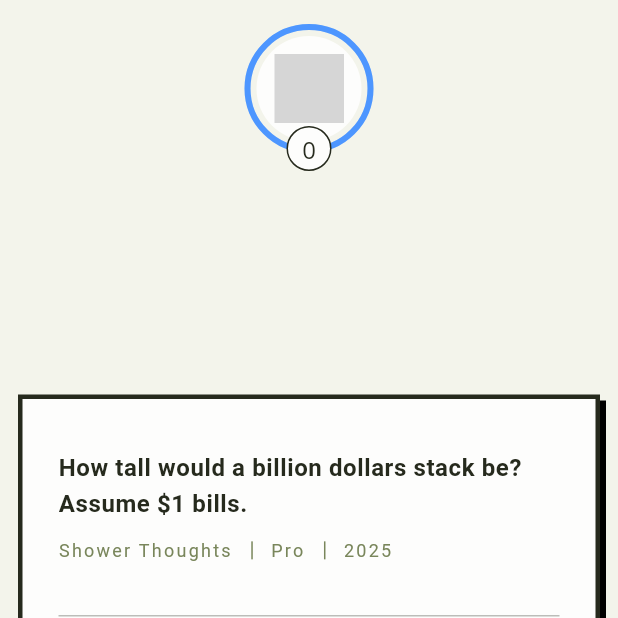
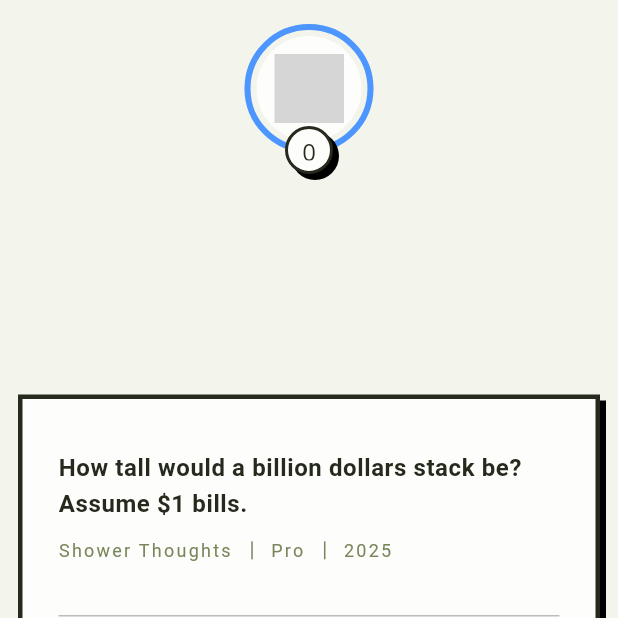
Before and after one commit to leverai/fermi-gen, a Flutter app: the OnboardingScreen screen opened by its route, on a phone screen of 412 x 824 dp, the top half of it. Run offline on Flutter 3.47's test engine with Material 3 defaults, Android fonts, the phone set to English and light mode, and no system bars; drawn by our look-alikes of dots_indicator; our stand-ins replace app_links, cloud_firestore, confetti, firebase_auth, firebase_core, flutter_svg and 7 more; missing offline and left inert: firebase_ui_auth, firebase_ui_oauth_google, tutorial_coach_mark; accounts and stored records are empty; Roboto replaces fonts that are missing (Ubuntu); statements that could not run were skipped; project files that could hold a hidden picture were left out; grey boxes are pictures that could not be loaded.

Commit message:
fixup(ff): tweeks

```diff
--- a/apps/fermi-frontend/lib/widgets/player_score.dart
+++ b/apps/fermi-frontend/lib/widgets/player_score.dart
@@ -242,7 +242,17 @@ class _PlayerScoreState extends State<PlayerScore> {
       decoration: BoxDecoration(
         color: widget.backgroundColor ?? appTheme.bgLight,
         borderRadius: BorderRadius.circular(100),
-        border: Border.all(color: appTheme.border),
+        border: Border.all(
+          color: appTheme.border,
+          width: 2,
+        ),
+        boxShadow: [
+          BoxShadow(
+            color: appTheme.shadowColor,
+            offset: appTheme.shadowOffset,
+            blurRadius: 0,
+          ),
+        ],
       ),
       child: Padding(
         padding: const EdgeInsets.symmetric(horizontal: 4.0),
--- a/apps/fermi-frontend/lib/widgets/player_widget.dart
+++ b/apps/fermi-frontend/lib/widgets/player_widget.dart
@@ -352,7 +352,7 @@ class _PlayerWidgetState extends State<PlayerWidget> {
                             ),
                           ),
                         Positioned(
-                          bottom: -overflowDistance,
+                          bottom: -overflowDistance - 2,
                           left: 0,
                           right: 0,
                           child: Center(
```
